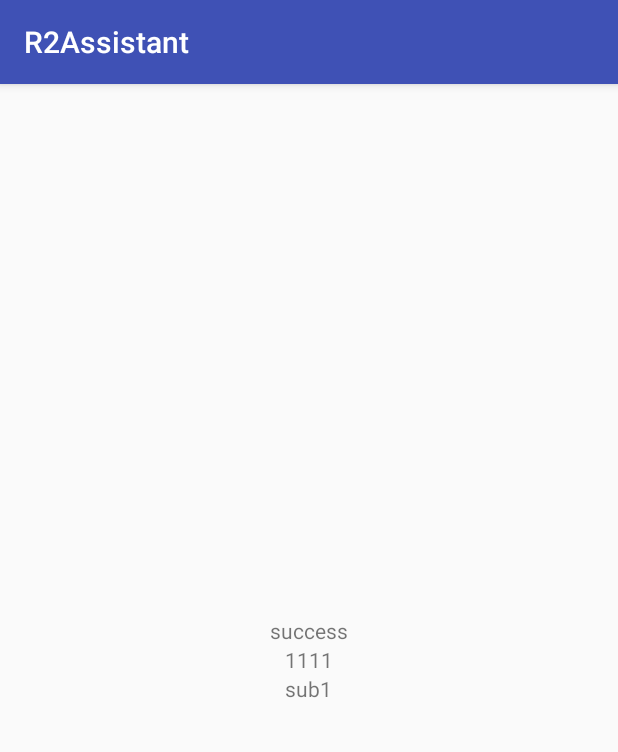
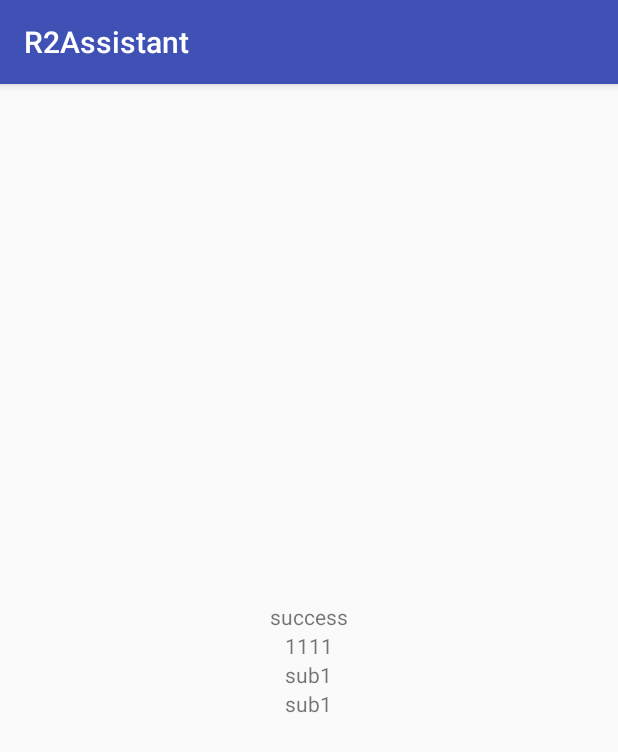
Before and after one commit to JeasonWong/R2Assistant, an Android app: the Sub1Activity screen opened directly, with no data from a screen before it, on a phone screen of 412 x 824 dp. Shown: the top 752 px of the screen. Run offline under Robolectric (Android 15) with nearby library versions, the phone set to English and light mode, and no system bars; our stand-ins replace ButterKnife.

```diff
--- a/submodule1/src/main/java/me/wangyuwei/r2assistant/submodule1/Sub1Activity.java
+++ b/submodule1/src/main/java/me/wangyuwei/r2assistant/submodule1/Sub1Activity.java
@@ -18,6 +18,9 @@ public class Sub1Activity extends AppCompatActivity {
     @BindView(R2.id.sub3)
     protected TextView vText3;
 
+    @BindView(R2.id.sub4)
+    protected TextView vText4;
+
     @Override
     protected void onCreate(Bundle savedInstanceState) {
         super.onCreate(savedInstanceState);
--- a/submodule1/src/main/res/layout/activity_sub1.xml
+++ b/submodule1/src/main/res/layout/activity_sub1.xml
@@ -23,5 +23,11 @@
         android:layout_height="wrap_content"
         android:text="sub1" />
 
+    <TextView
+        android:id="@+id/sub4"
+        android:layout_width="wrap_content"
+        android:layout_height="wrap_content"
+        android:text="sub1" />
+
 
 </LinearLayout>
```
Also changed, not shown: 1 other file.
